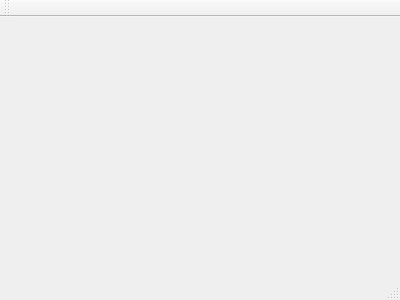
The window that qt/example/mysimplecount/mainwindow.ui (liyr/learngit) describes before a commit, drawn with Qt 5.
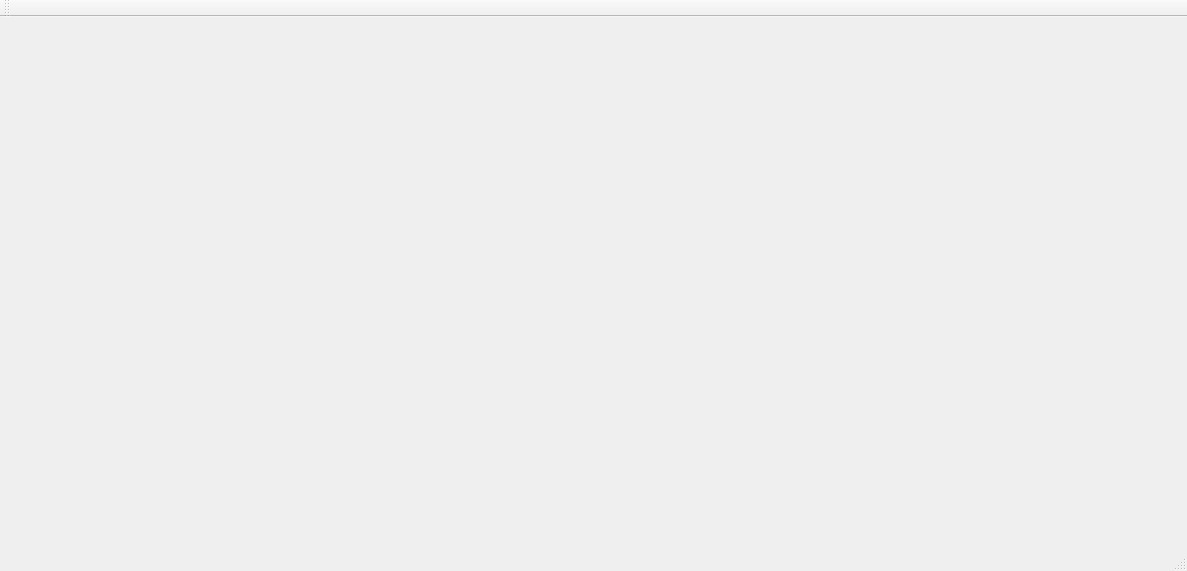
The same window after the commit.

```diff
--- a/qt/example/mysimplecount/mainwindow.ui
+++ b/qt/example/mysimplecount/mainwindow.ui
@@ -1,24 +1,29 @@
 <ui version="4.0">
  <class>MainWindow</class>
- <widget class="QMainWindow" name="MainWindow" >
-  <property name="geometry" >
+ <widget class="QMainWindow" name="MainWindow">
+  <property name="geometry">
    <rect>
     <x>0</x>
     <y>0</y>
-    <width>400</width>
-    <height>300</height>
+    <width>1187</width>
+    <height>571</height>
    </rect>
   </property>
   <property name="windowTitle" >
    <string>MainWindow</string>
   </property>
-  <widget class="QMenuBar" name="menuBar" />
-  <widget class="QToolBar" name="mainToolBar" />
-  <widget class="QWidget" name="centralWidget" />
-  <widget class="QStatusBar" name="statusBar" />
+  <widget class="QWidget" name="centralWidget"/>
+  <widget class="QToolBar" name="mainToolBar">
+   <attribute name="toolBarArea">
+    <enum>TopToolBarArea</enum>
+   </attribute>
+   <attribute name="toolBarBreak">
+    <bool>false</bool>
+   </attribute>
+  </widget>
+  <widget class="QStatusBar" name="statusBar"/>
  </widget>
- <layoutDefault spacing="6" margin="11" />
- <pixmapfunction></pixmapfunction>
+ <layoutdefault spacing="6" margin="11"/>
  <resources/>
  <connections/>
 </ui>
```
Left out of the diff: 5 changed lines with no effect on the pictures.
